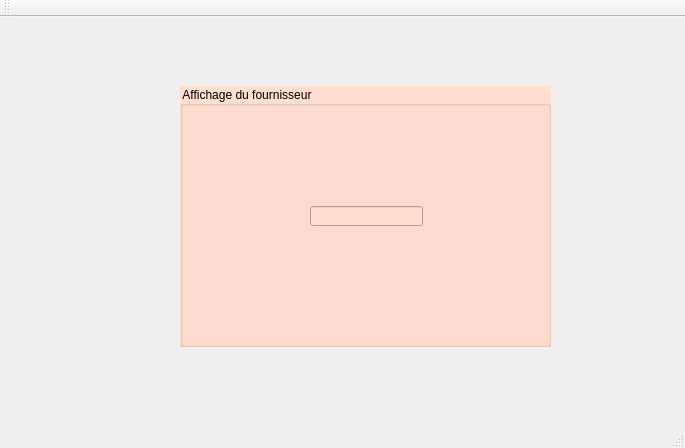
Above: mainwindow.ui from choucheniheb/Projet_C-_2A23_Smart-beauty-center before the change. Below: the same form after it.
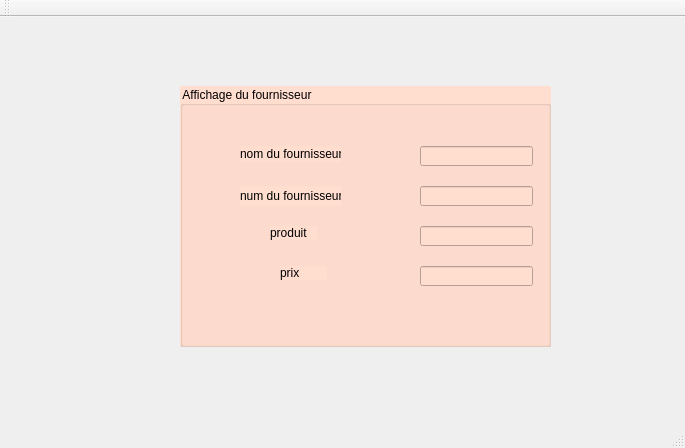
That is the form after the change. The open tabs and pages were chosen to show the change.

What changed in the file:
```diff
--- a/mainwindow.ui
+++ b/mainwindow.ui
@@ -261,13 +261,95 @@
       <widget class="QLineEdit" name="lineEdit_4">
        <property name="geometry">
         <rect>
-         <x>130</x>
-         <y>120</y>
+         <x>240</x>
+         <y>60</y>
          <width>113</width>
          <height>20</height>
         </rect>
        </property>
       </widget>
+      <widget class="QLineEdit" name="lineEdit_9">
+       <property name="geometry">
+        <rect>
+         <x>240</x>
+         <y>100</y>
+         <width>113</width>
+         <height>20</height>
+        </rect>
+       </property>
+      </widget>
+      <widget class="QLineEdit" name="lineEdit_10">
+       <property name="geometry">
+        <rect>
+         <x>240</x>
+         <y>140</y>
+         <width>113</width>
+         <height>20</height>
+        </rect>
+       </property>
+      </widget>
+      <widget class="QLineEdit" name="lineEdit_11">
+       <property name="geometry">
+        <rect>
+         <x>240</x>
+         <y>180</y>
+         <width>113</width>
+         <height>20</height>
+        </rect>
+       </property>
+      </widget>
+      <widget class="QLabel" name="label_8">
+       <property name="geometry">
+        <rect>
+         <x>60</x>
+         <y>60</y>
+         <width>101</width>
+         <height>16</height>
+        </rect>
+       </property>
+       <property name="text">
+        <string>nom du fournisseur</string>
+       </property>
+      </widget>
+      <widget class="QLabel" name="label_9">
+       <property name="geometry">
+        <rect>
+         <x>60</x>
+         <y>100</y>
+         <width>101</width>
+         <height>20</height>
+        </rect>
+       </property>
+       <property name="text">
+        <string>num du fournisseur</string>
+       </property>
+      </widget>
+      <widget class="QLabel" name="label_10">
+       <property name="geometry">
+        <rect>
+         <x>90</x>
+         <y>140</y>
+         <width>47</width>
+         <height>14</height>
+        </rect>
+       </property>
+       <property name="text">
+        <string>produit</string>
+       </property>
+      </widget>
+      <widget class="QLabel" name="label_11">
+       <property name="geometry">
+        <rect>
+         <x>100</x>
+         <y>180</y>
+         <width>47</width>
+         <height>14</height>
+        </rect>
+       </property>
+       <property name="text">
+        <string>prix</string>
+       </property>
+      </widget>
      </widget>
     </widget>
     <widget class="QWidget" name="page_5">
```
Left out of the diff: 6 changed lines with no effect on the pictures.
